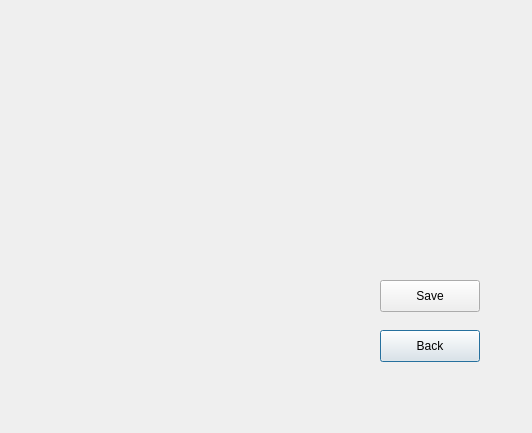
Above: src/graphics/drawingwindow.ui from blazeitdude/MLP-letter-recognition- before the change. Below: the same form after it.
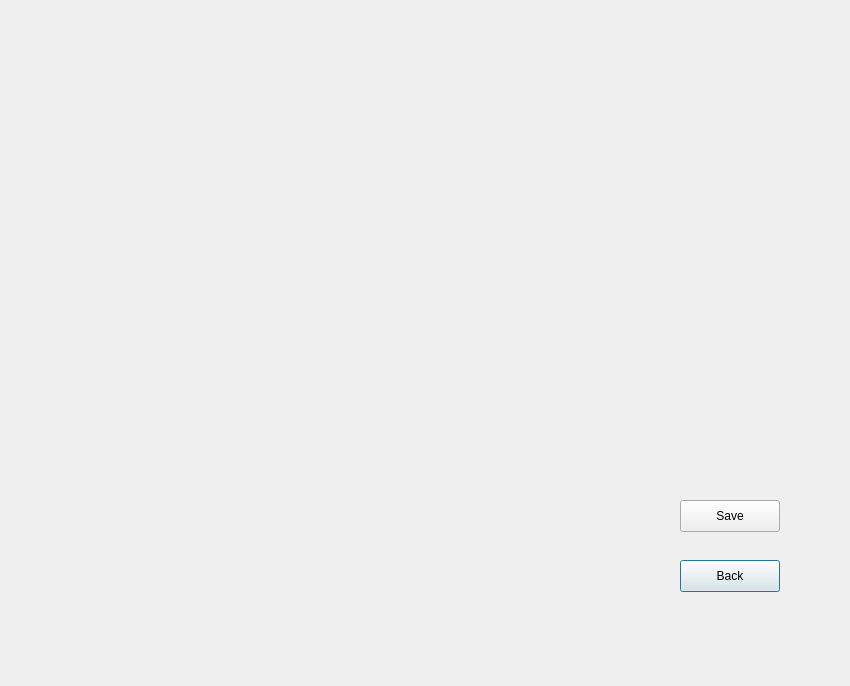
That is the form after the change.

Patch:
```diff
--- a/src/graphics/drawingwindow.ui
+++ b/src/graphics/drawingwindow.ui
@@ -6,8 +6,8 @@
    <rect>
     <x>0</x>
     <y>0</y>
-    <width>532</width>
-    <height>433</height>
+    <width>850</width>
+    <height>686</height>
    </rect>
   </property>
   <property name="windowTitle">
@@ -16,8 +16,8 @@
   <widget class="QPushButton" name="pushButton">
    <property name="geometry">
     <rect>
-     <x>380</x>
-     <y>330</y>
+     <x>680</x>
+     <y>560</y>
      <width>100</width>
      <height>32</height>
     </rect>
@@ -29,8 +29,8 @@
   <widget class="QPushButton" name="pushButton_2">
    <property name="geometry">
     <rect>
-     <x>380</x>
-     <y>280</y>
+     <x>680</x>
+     <y>500</y>
      <width>100</width>
      <height>32</height>
     </rect>
@@ -44,8 +44,8 @@
     <rect>
      <x>30</x>
      <y>80</y>
-     <width>321</width>
-     <height>281</height>
+     <width>581</width>
+     <height>511</height>
     </rect>
    </property>
    <layout class="QVBoxLayout" name="verticalLayout"/>
```
